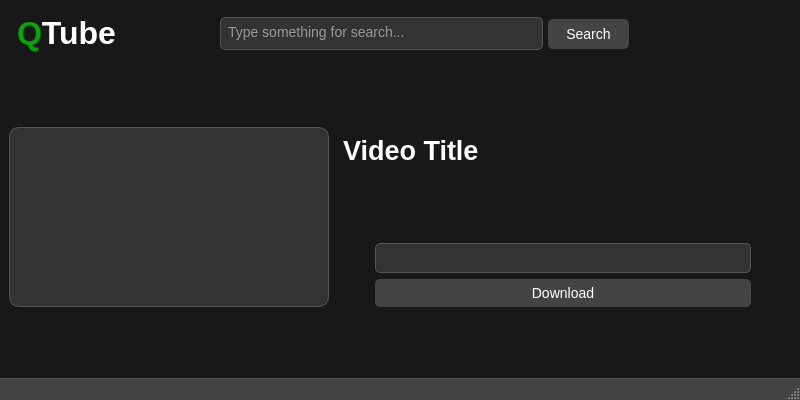
Old version of the form src/mainwindow.ui in the repository RealMVG/QTube.
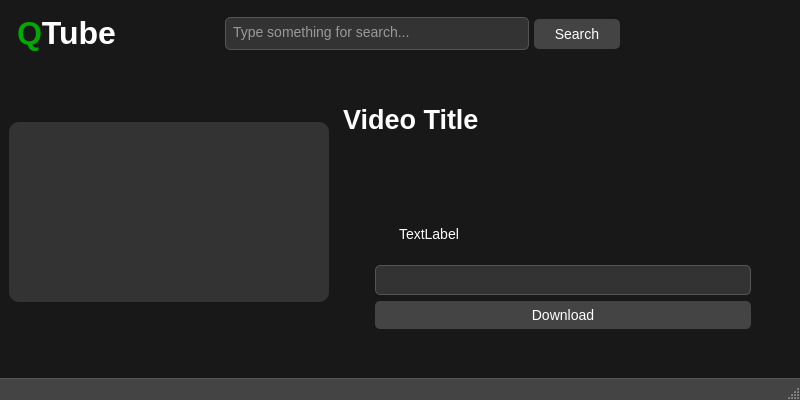
New version of the form. Icons and pictures are not drawn.

Patch:
```diff
--- a/src/mainwindow.ui
+++ b/src/mainwindow.ui
@@ -176,12 +176,12 @@
     <item row="1" column="0">
      <layout class="QVBoxLayout" name="verticalLayout_2" stretch="0,0,1,0">
       <item>
-       <layout class="QHBoxLayout" name="searchLayout" stretch="0,1,4,1,2">
+       <layout class="QHBoxLayout" name="searchLayout" stretch="0,1,3,1,2">
         <property name="spacing">
          <number>5</number>
         </property>
         <property name="sizeConstraint">
-         <enum>QLayout::SizeConstraint::SetMinimumSize</enum>
+         <enum>QLayout::SizeConstraint::SetMinAndMaxSize</enum>
         </property>
         <property name="topMargin">
          <number>0</number>
@@ -301,13 +301,7 @@
            </size>
           </property>
           <property name="styleSheet">
-           <string notr="true">QPushButton#searchButton {	
-	background-image: url(resources/img/search.png); /* Устанавливаем иконку */
-    background-repeat: no-repeat; /* Отключаем повторение */
-    background-position: center; /* Центрирование иконки */
-    width: 24px; /* Устанавливаем ширину для кнопки */
-    height: 24px; /* Устанавливаем высоту для кнопки */
-}</string>
+           <string notr="true"/>
           </property>
           <property name="text">
            <string>Search</string>
@@ -357,6 +351,12 @@
          <layout class="QVBoxLayout" name="downloadLayout">
           <item>
            <widget class="QLabel" name="l_vid_title">
+            <property name="minimumSize">
+             <size>
+              <width>0</width>
+              <height>50</height>
+             </size>
+            </property>
             <property name="font">
              <font>
               <family>Arial</family>
@@ -383,6 +383,54 @@
             </property>
            </widget>
           </item>
+          <item>
+           <layout class="QHBoxLayout" name="horizontalLayout_4" stretch="0,0">
+            <item>
+             <widget class="QLabel" name="chIconLabel">
+              <property name="sizePolicy">
+               <sizepolicy hsizetype="Preferred" vsizetype="Preferred">
+                <horstretch>0</horstretch>
+                <verstretch>0</verstretch>
+               </sizepolicy>
+              </property>
+              <property name="minimumSize">
+               <size>
+                <width>50</width>
+                <height>50</height>
+               </size>
+              </property>
+              <property name="maximumSize">
+               <size>
+                <width>50</width>
+                <height>50</height>
+               </size>
+              </property>
+              <property name="sizeIncrement">
+               <size>
+                <width>1</width>
+                <height>1</height>
+               </size>
+              </property>
+              <property name="text">
+               <string/>
+              </property>
+             </widget>
+            </item>
+            <item>
+             <widget class="QLabel" name="chNameLabel">
+              <property name="sizePolicy">
+               <sizepolicy hsizetype="Preferred" vsizetype="Preferred">
+                <horstretch>0</horstretch>
+                <verstretch>0</verstretch>
+               </sizepolicy>
+              </property>
+              <property name="text">
+               <string>TextLabel</string>
+              </property>
+             </widget>
+            </item>
+           </layout>
+          </item>
           <item>
            <layout class="QHBoxLayout" name="horizontalLayout">
             <item>
@@ -471,7 +519,7 @@
           <property name="styleSheet">
            <string notr="true">QLabel#imageLabel {
     background-color: #333333;
-    border: 1px solid #555555; 
+    border: 0px solid #555555; 
     border-radius: 10px;
     padding: 10px;
     color: white;
```
